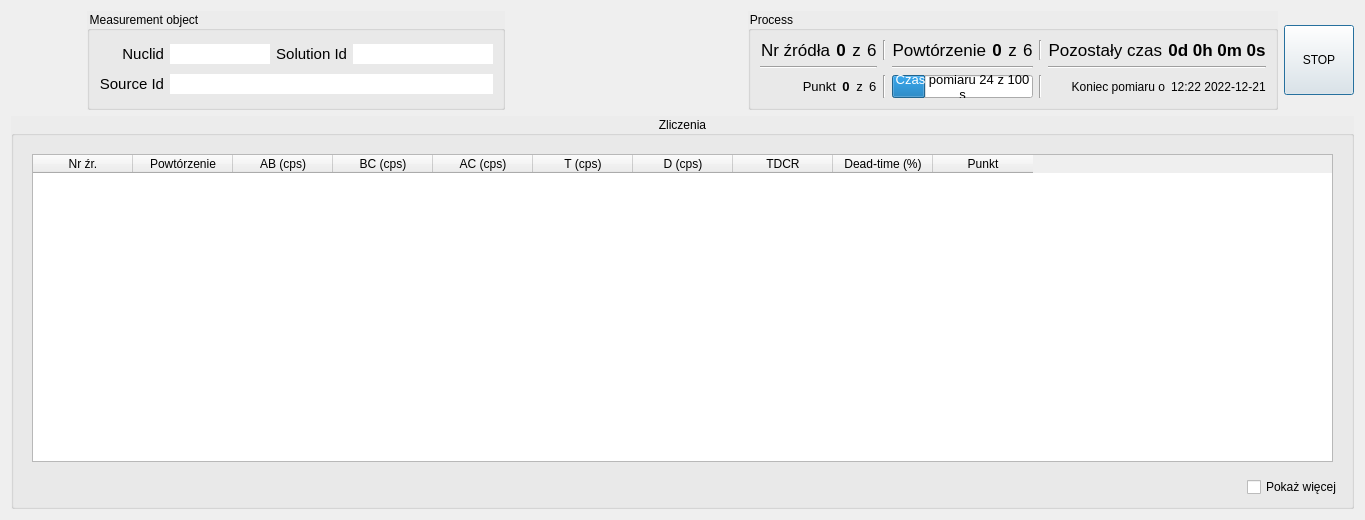
Old version of the form TripleReg/dialogmeasurementprocess.ui in the repository ziemastz/SL.
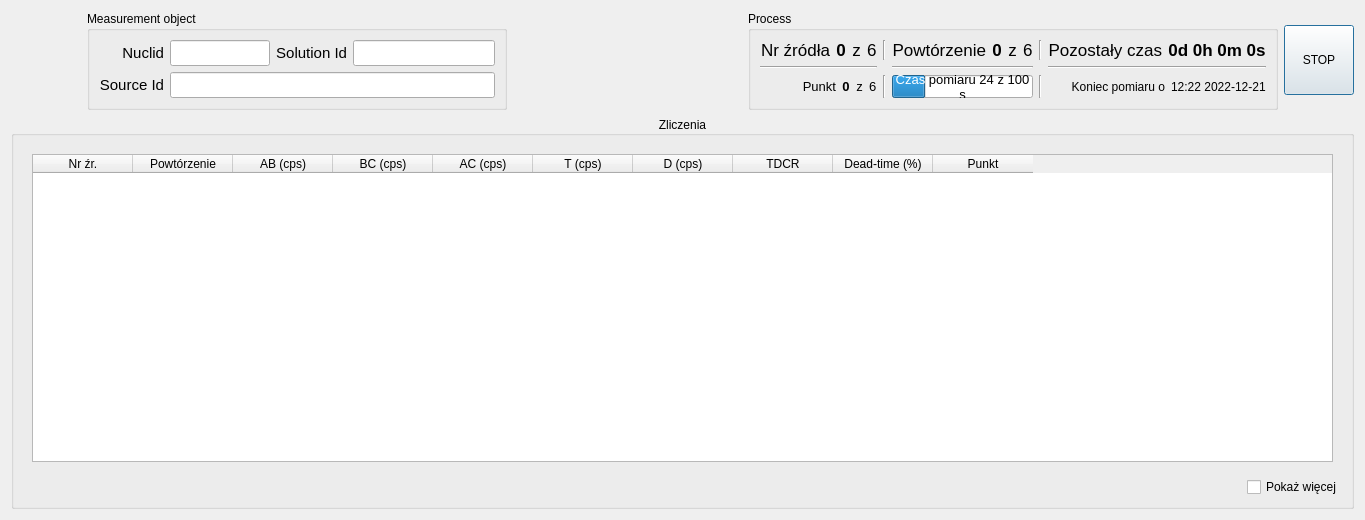
New version of the form. Icons and pictures are not drawn.

```diff
--- a/TripleReg/dialogmeasurementprocess.ui
+++ b/TripleReg/dialogmeasurementprocess.ui
@@ -37,11 +37,6 @@
      </item>
      <item row="0" column="1">
       <widget class="QGroupBox" name="groupBox_2">
-       <property name="styleSheet">
-        <string notr="true">QGroupBox {
-	background-color: rgb(236, 236, 236);
-}</string>
-       </property>
        <property name="title">
         <string>Measurement object</string>
        </property>
@@ -86,7 +81,7 @@
            <string/>
           </property>
           <property name="frame">
-           <bool>false</bool>
+           <bool>true</bool>
           </property>
           <property name="alignment">
            <set>Qt::AlignCenter</set>
@@ -124,7 +119,7 @@
            <string/>
           </property>
           <property name="frame">
-           <bool>false</bool>
+           <bool>true</bool>
           </property>
           <property name="alignment">
            <set>Qt::AlignCenter</set>
@@ -157,7 +152,7 @@
            </font>
           </property>
           <property name="frame">
-           <bool>false</bool>
+           <bool>true</bool>
           </property>
           <property name="alignment">
            <set>Qt::AlignCenter</set>
@@ -172,11 +167,6 @@
      </item>
      <item row="0" column="3">
       <widget class="QGroupBox" name="groupBox">
-       <property name="styleSheet">
-        <string notr="true">QGroupBox {
-	background-color: rgb(236, 236, 236);
-}</string>
-       </property>
        <property name="title">
         <string>Process</string>
        </property>
@@ -602,11 +592,6 @@
        <verstretch>0</verstretch>
       </sizepolicy>
      </property>
-     <property name="styleSheet">
-      <string notr="true">QGroupBox {
-	background-color: rgb(236, 236, 236);
-}</string>
-     </property>
      <property name="title">
       <string>Zliczenia</string>
      </property>
```
